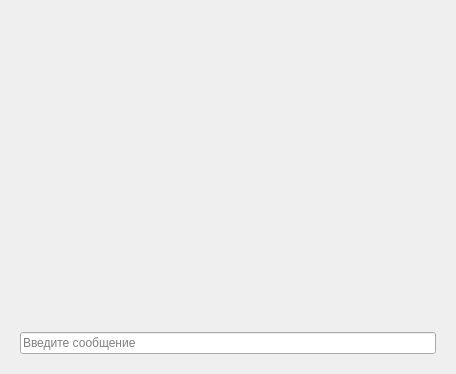
This is desktop/ui/dialog/groupchatdialog.ui in sergeybayandin/wya as Qt 5 draws it before an edit. The edited form follows.
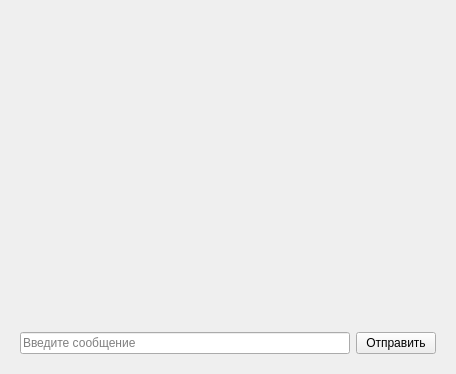
This is the edited form.

```diff
--- a/desktop/ui/dialog/groupchatdialog.ui
+++ b/desktop/ui/dialog/groupchatdialog.ui
@@ -90,11 +90,22 @@
         </widget>
        </item>
        <item>
+        <layout class="QHBoxLayout" name="horizontalLayout_2">
+         <item>
         <widget class="QLineEdit" name="messageLineEdit">
          <property name="placeholderText">
           <string>Введите сообщение</string>
          </property>
         </widget>
+         </item>
+         <item>
+          <widget class="QPushButton" name="sendPushButton">
+           <property name="text">
+            <string>Отправить</string>
+           </property>
+          </widget>
+         </item>
+        </layout>
        </item>
       </layout>
      </widget>
```
Left out of the diff: 2 changed lines with no effect on the pictures. Lines whose indentation alone changed are shown as unchanged.
